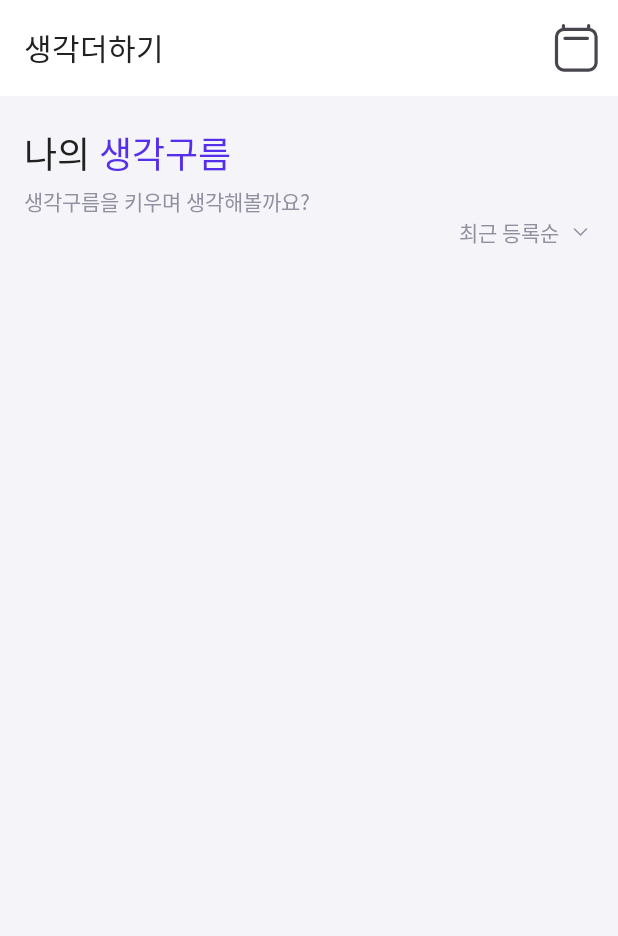
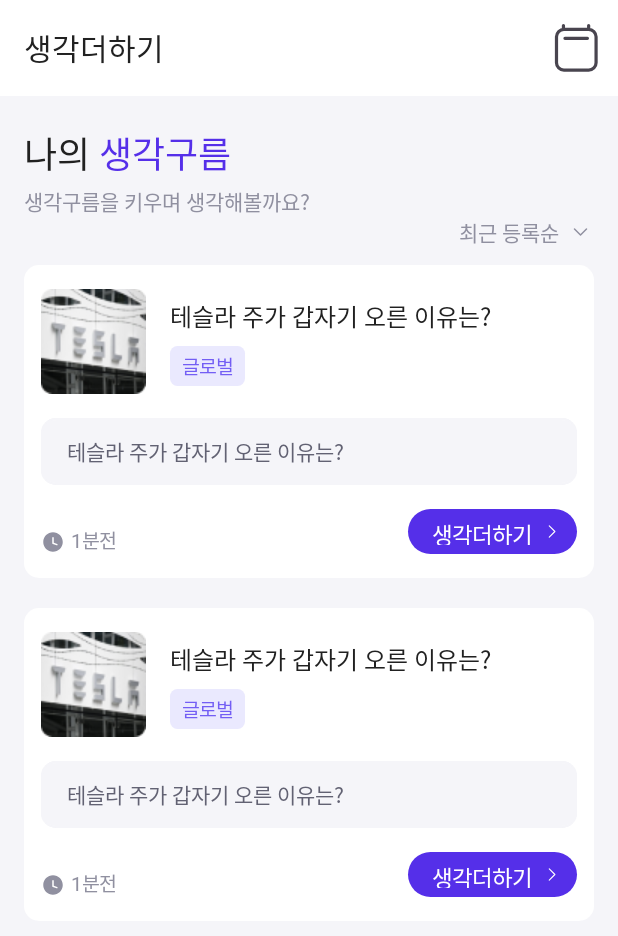
Before and after one commit to gitsuhyun/Compose-Practice, an Android app built with Jetpack Compose: the @Preview function PlusScreenPreview, on a phone screen of 412 x 824 dp. Shown: the top 936 px of the screen. Run offline under Robolectric (Android 15) with nearby library versions, the phone set to English and light mode, and no system bars; Roboto replaces fonts that are not available here.

Commit message:
[Feat] 생각더하기 구름

```diff
--- a/app/src/main/java/com/example/compose_practice/screens/PlusScreen.kt
+++ b/app/src/main/java/com/example/compose_practice/screens/PlusScreen.kt
@@ -2,15 +2,22 @@ package com.example.compose_practice.screens
 
 import androidx.compose.foundation.Image
 import androidx.compose.foundation.background
+import androidx.compose.foundation.border
 import androidx.compose.foundation.layout.Arrangement
 import androidx.compose.foundation.layout.Box
 import androidx.compose.foundation.layout.Column
 import androidx.compose.foundation.layout.Row
 import androidx.compose.foundation.layout.Spacer
+import androidx.compose.foundation.layout.aspectRatio
+import androidx.compose.foundation.layout.fillMaxHeight
 import androidx.compose.foundation.layout.fillMaxSize
 import androidx.compose.foundation.layout.fillMaxWidth
+import androidx.compose.foundation.layout.height
 import androidx.compose.foundation.layout.padding
+import androidx.compose.foundation.layout.size
 import androidx.compose.foundation.layout.width
+import androidx.compose.foundation.layout.wrapContentSize
+import androidx.compose.foundation.shape.RoundedCornerShape
 import androidx.compose.material3.ExperimentalMaterial3Api
 import androidx.compose.material3.Icon
 import androidx.compose.material3.IconButton
@@ -22,6 +29,8 @@ import androidx.compose.runtime.Composable
 import androidx.compose.ui.Alignment
 import androidx.compose.ui.Modifier
 import androidx.compose.ui.graphics.Color
+import androidx.compose.ui.graphics.ColorFilter
+import androidx.compose.ui.layout.ContentScale
 import androidx.compose.ui.res.painterResource
 import androidx.compose.ui.text.style.TextAlign
 import androidx.compose.ui.tooling.preview.Preview
@@ -70,6 +79,129 @@ fun PlusScreen() {
 
                 //정렬
                 sortCloud()
+
+                //생각 구름
+                Column (
+                    verticalArrangement = Arrangement.spacedBy(20.dp), //간격
+                ){
+                    thinkCloudBox()
+                    thinkCloudBox()
+                }
+            }
+        }
+    }
+}
+
+@Composable
+private fun thinkCloudBox() {
+    Box(
+        modifier = Modifier
+            .fillMaxWidth()
+            .background(color = Color.White, shape = RoundedCornerShape(size = 10.dp))
+            .padding(horizontal = 11.dp, vertical = 16.dp),
+    ) {
+        Column {
+            //구름 top
+            Row(
+                modifier = Modifier
+                    .fillMaxWidth()
+                    .padding(bottom = 16.dp),
+                horizontalArrangement = Arrangement.spacedBy(16.dp), //간격
+                verticalAlignment = Alignment.CenterVertically
+            ) {
+                Image(
+                    painter = painterResource(id = R.drawable.iv_plus_cloud_image),
+                    contentDescription = "구름 이미지",
+                    modifier = Modifier.size(70.dp)
+                )
+                Column(
+                    verticalArrangement = Arrangement.SpaceBetween
+                ) {
+                    Text(
+                        text = "테슬라 주가 갑자기 오른 이유는?",
+                        style = ComposePracticeTheme.typography.Ln1_sb.copy(color = ComposePracticeTheme.colors.black)
+                    )
+                    Spacer(modifier = Modifier.height(8.dp))
+                    //tag
+                    Box(
+                        modifier = Modifier
+                            .background(
+                                color = ComposePracticeTheme.colors.v1,
+                                shape = RoundedCornerShape(size = 5.dp)
+                            )
+                            .padding(horizontal = 8.dp, vertical = 4.dp)
+                    ) {
+                        Text(
+                            text = "글로벌",
+                            style = ComposePracticeTheme.typography.Caption2_m.copy(color = ComposePracticeTheme.colors.v5)
+                        )
+                    }
+                }
+
+            }
+
+            //구름 body
+            Box(
+                modifier = Modifier
+                    .border(
+                        width = 1.dp,
+                        color = ComposePracticeTheme.colors.g1,
+                        shape = RoundedCornerShape(size = 10.dp)
+                    )
+                    .fillMaxWidth()
+                    .background(
+                        color = ComposePracticeTheme.colors.g1,
+                        shape = RoundedCornerShape(size = 10.dp)
+                    )
+                    .padding(horizontal = 17.dp, vertical = 12.dp)
+            ) {
+                Text(
+                    text = "테슬라 주가 갑자기 오른 이유는?",
+                    style = ComposePracticeTheme.typography.Caption1_m.copy(color = ComposePracticeTheme.colors.g5)
+                )
+            }
+            Spacer(modifier = Modifier.height(16.dp))
+
+            //구름 bottom
+            Row(
+                verticalAlignment = Alignment.Bottom
+            ) {
+                //시간
+                Image(
+                    painter = painterResource(id = R.drawable.ic_history),
+                    contentDescription = null,
+                )
+                Spacer(modifier = Modifier.width(4.dp))
+                Text(
+                    text = "1분전",
+                    style = ComposePracticeTheme.typography.Caption2_r.copy(color = ComposePracticeTheme.colors.g4)
+                )
+                Spacer(modifier = Modifier.weight(1f))
+                //생각더하기 이동 버튼
+                Box(
+                    modifier = Modifier
+                        .height(30.dp)
+                        .background(
+                            color = ComposePracticeTheme.colors.v6,
+                            shape = RoundedCornerShape(size = 29.dp)
+                        )
+                        .padding(start = 16.dp, end = 8.dp, top = 6.dp, bottom = 6.dp)
+                ) {
+                    Row {
+                        Text(
+                            text = "생각더하기",
+                            style = ComposePracticeTheme.typography.Label2_sb.copy(color = Color.White),
+                            modifier = Modifier.padding(end = 4.dp)
+                        )
+                        Image(
+                            painter = painterResource(id = R.drawable.ic_arrow_right),
+                            contentDescription = null,
+                            colorFilter = ColorFilter.tint(Color.White),
+                            modifier = Modifier.size(18.dp)
+                        )
+
+                    }
+                }
             }
         }
     }
--- /dev/null
+++ b/app/src/main/res/drawable/ic_history.xml
@@ -0,0 +1,12 @@
+<vector xmlns:android="http://schemas.android.com/apk/res/android"
+    android:width="16dp"
+    android:height="16dp"
+    android:viewportWidth="16"
+    android:viewportHeight="16">
+  <path
+      android:pathData="M15,8C15,11.866 11.866,15 8,15C4.134,15 1,11.866 1,8C1,4.134 4.134,1 8,1C11.866,1 15,4.134 15,8Z"
+      android:fillColor="#9090A0"/>
+  <path
+      android:pathData="M10.467,10.224C10.729,10.312 11.012,10.17 11.099,9.908C11.187,9.646 11.045,9.363 10.783,9.276L10.467,10.224ZM8,8.875H7.5C7.5,9.09 7.638,9.281 7.842,9.349L8,8.875ZM8.5,5.216C8.5,4.94 8.276,4.716 8,4.716C7.724,4.716 7.5,4.94 7.5,5.216H8.5ZM10.783,9.276L8.158,8.401L7.842,9.349L10.467,10.224L10.783,9.276ZM8.5,8.875V5.216H7.5V8.875H8.5ZM14.5,8C14.5,11.59 11.59,14.5 8,14.5V15.5C12.142,15.5 15.5,12.142 15.5,8H14.5ZM8,14.5C4.41,14.5 1.5,11.59 1.5,8H0.5C0.5,12.142 3.858,15.5 8,15.5V14.5ZM1.5,8C1.5,4.41 4.41,1.5 8,1.5V0.5C3.858,0.5 0.5,3.858 0.5,8H1.5ZM8,1.5C11.59,1.5 14.5,4.41 14.5,8H15.5C15.5,3.858 12.142,0.5 8,0.5V1.5Z"
+      android:fillColor="#ffffff"/>
+</vector>
```
Also changed, not shown: app/src/main/res/drawable/iv_plus_cloud_image.png (added).
